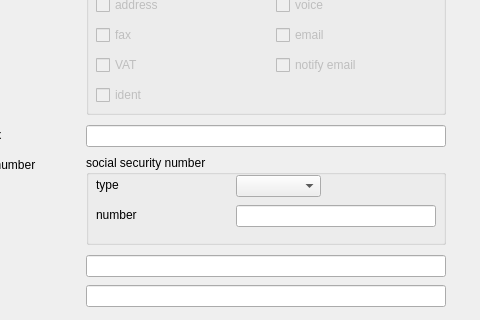
Before: the Qt Designer form guiqt4/create_contact.ui in CZ-NIC/fred-client, drawn with Qt 5; both pictures show x 94 to 574 and y 625 to 945 of the 574 by 945 pixel window.
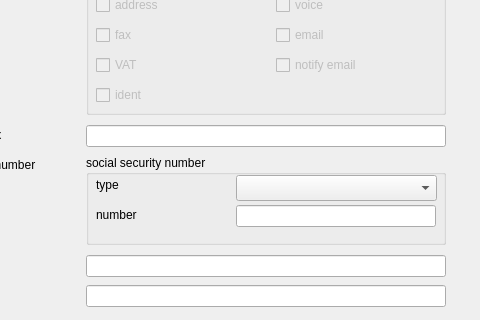
After: the same form once the commit is applied.

The edit to the form file:
```diff
--- a/guiqt4/create_contact.ui
+++ b/guiqt4/create_contact.ui
@@ -349,8 +349,8 @@
      <rect>
       <x>150</x>
       <y>20</y>
-      <width>85</width>
-      <height>22</height>
+      <width>201</width>
+      <height>26</height>
      </rect>
     </property>
    </widget>
```
